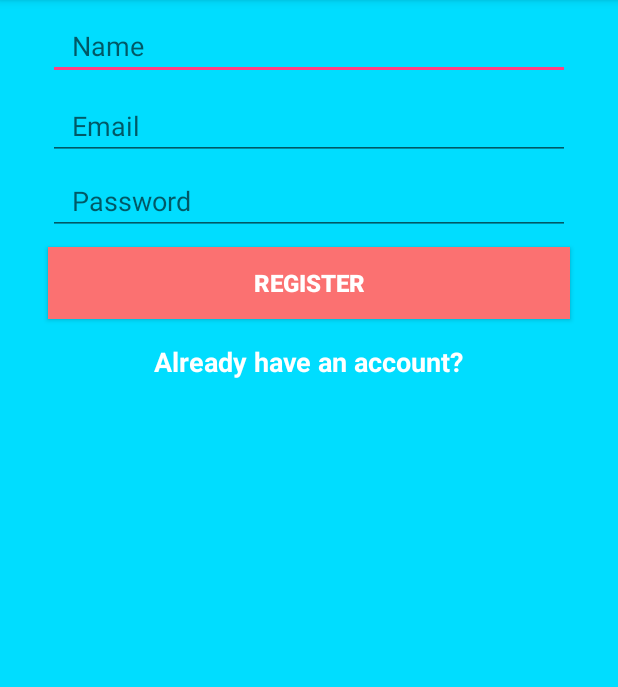
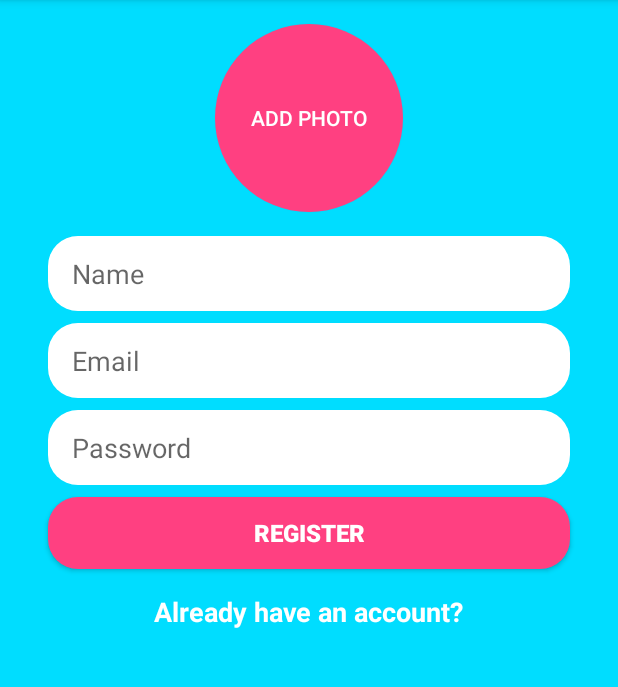
Before and after one commit to walkerdan5/KotlinMessenger, an Android app: the screen it shows after launch (MainActivity), on a phone screen of 412 x 824 dp, the part 84-771 px from its top. Run offline under Robolectric (Android 15) with nearby library versions, the phone set to English and light mode, and no system bars; our stand-ins replace Firebase (no records; nobody signed in at launch, a user with empty details on screens opened directly).

Commit message:
rounded UI and photo btn

```diff
--- /dev/null
+++ b/app/src/main/res/drawable/btn_shape_round.xml
@@ -0,0 +1,20 @@
+<?xml version="1.0" encoding="utf-8"?>
+<selector xmlns:android="http://schemas.android.com/apk/res/android">
+    <item android:state_pressed="true">
+        <shape android:shape="rectangle">
+
+            <solid android:color="@color/colorAccent" />
+            <corners android:radius="17dp" />
+
+        </shape>
+
+    </item>
+    <item>
+        <shape android:shape="rectangle">
+            <solid android:color="@color/colorAccent" />
+            <corners android:radius="20dp" />
+        </shape>
+
+    </item>
+
+</selector>
--- /dev/null
+++ b/app/src/main/res/drawable/round_photo_button.xml
@@ -0,0 +1,10 @@
+<?xml version="1.0" encoding="utf-8"?>
+<selector xmlns:android="http://schemas.android.com/apk/res/android">
+    <item>
+        <shape android:shape="oval">
+            <solid android:color="@color/colorAccent" />
+        </shape>
+
+    </item>
+
+</selector>
--- /dev/null
+++ b/app/src/main/res/drawable/rounded_edittext_registerandlogin.xml
@@ -0,0 +1,7 @@
+<?xml version="1.0" encoding="utf-8"?>
+<shape xmlns:android="http://schemas.android.com/apk/res/android">
+
+    <solid android:color="@android:color/white"/>
+    <corners android:radius="20dp"/>
+
+</shape>
--- a/app/src/main/res/layout/activity_login.xml
+++ b/app/src/main/res/layout/activity_login.xml
@@ -9,14 +9,16 @@
     <EditText
         android:id="@+id/login_email_editText"
         android:layout_width="0dp"
-        android:layout_height="wrap_content"
+        android:layout_height="50dp"
         android:layout_marginEnd="32dp"
         android:layout_marginLeft="32dp"
         android:layout_marginRight="32dp"
         android:layout_marginStart="32dp"
         android:layout_marginTop="8dp"
+        android:background="@drawable/rounded_edittext_registerandlogin"
         android:ems="10"
         android:hint="Email"
+        android:paddingLeft="16dp"
         android:inputType="textEmailAddress"
         app:layout_constraintEnd_toEndOf="parent"
         app:layout_constraintStart_toStartOf="parent"
@@ -25,8 +27,10 @@
     <EditText
         android:id="@+id/login_password_editText"
         android:layout_width="0dp"
-        android:layout_height="wrap_content"
+        android:layout_height="50dp"
         android:layout_marginTop="8dp"
+        android:paddingLeft="16dp"
+        android:background="@drawable/rounded_edittext_registerandlogin"
         android:ems="10"
         android:hint="Password"
         android:inputType="textPassword"
@@ -43,7 +47,7 @@
         android:layout_marginRight="8dp"
         android:layout_marginStart="8dp"
         android:layout_marginTop="8dp"
-        android:background="#fb7171"
+        android:background="@drawable/btn_shape_round"
         android:text="Login"
         app:layout_constraintEnd_toEndOf="@+id/login_password_editText"
         app:layout_constraintStart_toStartOf="@+id/login_password_editText"
--- a/app/src/main/res/layout/activity_main.xml
+++ b/app/src/main/res/layout/activity_main.xml
@@ -18,32 +18,33 @@
     <EditText
         android:id="@+id/editnametext_register"
         android:layout_width="0dp"
-        android:layout_height="wrap_content"
+        android:layout_height="50dp"
         android:layout_marginEnd="32dp"
         android:layout_marginLeft="32dp"
         android:layout_marginRight="32dp"
         android:layout_marginStart="32dp"
-        android:layout_marginTop="8dp"
+        android:layout_marginTop="16dp"
+        android:background="@drawable/rounded_edittext_registerandlogin"
         android:ems="10"
         android:hint="Name"
         android:inputType="textPersonName"
         android:paddingLeft="16dp"
-        android:textColor="@android:color/white"
+        android:textColor="@android:color/black"
         app:layout_constraintEnd_toEndOf="parent"
         app:layout_constraintStart_toStartOf="parent"
-        app:layout_constraintTop_toTopOf="parent" />
+        app:layout_constraintTop_toBottomOf="@+id/register_photo_btn" />
 
     <EditText
         android:id="@+id/editemailtext_register"
         android:layout_width="0dp"
-        android:layout_height="wrap_content"
+        android:layout_height="50dp"
         android:layout_marginTop="8dp"
+        android:background="@drawable/rounded_edittext_registerandlogin"
         android:ems="10"
         android:hint="Email"
         android:inputType="textEmailAddress"
         android:paddingLeft="16dp"
-
-        android:textColor="@android:color/white"
+        android:textColor="@android:color/black"
         app:layout_constraintEnd_toEndOf="@+id/editnametext_register"
         app:layout_constraintStart_toStartOf="@+id/editnametext_register"
         app:layout_constraintTop_toBottomOf="@+id/editnametext_register" />
@@ -51,14 +52,15 @@
     <EditText
         android:id="@+id/editpasswordtext_register"
         android:layout_width="0dp"
-        android:layout_height="42dp"
+        android:layout_height="50dp"
         android:layout_marginTop="8dp"
+        android:background="@drawable/rounded_edittext_registerandlogin"
         android:ems="10"
         android:hint="Password"
         android:inputType="textPassword"
         android:paddingLeft="16dp"
 
-        android:textColor="@android:color/white"
+        android:textColor="@android:color/black"
         app:layout_constraintEnd_toEndOf="@+id/editemailtext_register"
         app:layout_constraintStart_toStartOf="@+id/editemailtext_register"
         app:layout_constraintTop_toBottomOf="@+id/editemailtext_register" />
@@ -68,7 +70,7 @@
         android:layout_width="0dp"
         android:layout_height="wrap_content"
         android:layout_marginTop="8dp"
-        android:background="#fb7171"
+        android:background="@drawable/btn_shape_round"
         android:text="Register"
         android:textColor="@android:color/white"
         android:textSize="16dp"
@@ -94,4 +96,20 @@
         app:layout_constraintStart_toStartOf="parent"
         app:layout_constraintTop_toBottomOf="@+id/register_button_register" />
 
+    <Button
+        android:id="@+id/register_photo_btn"
+        android:layout_width="125dp"
+        android:layout_height="125dp"
+        android:layout_marginEnd="8dp"
+        android:layout_marginLeft="8dp"
+        android:layout_marginRight="8dp"
+        android:layout_marginStart="8dp"
+        android:layout_marginTop="16dp"
+        android:background="@drawable/round_photo_button"
+        android:text="Add Photo"
+        android:textColor="@android:color/white"
+        app:layout_constraintEnd_toEndOf="parent"
+        app:layout_constraintStart_toStartOf="parent"
+        app:layout_constraintTop_toTopOf="parent" />
+
 </android.support.constraint.ConstraintLayout>
```
